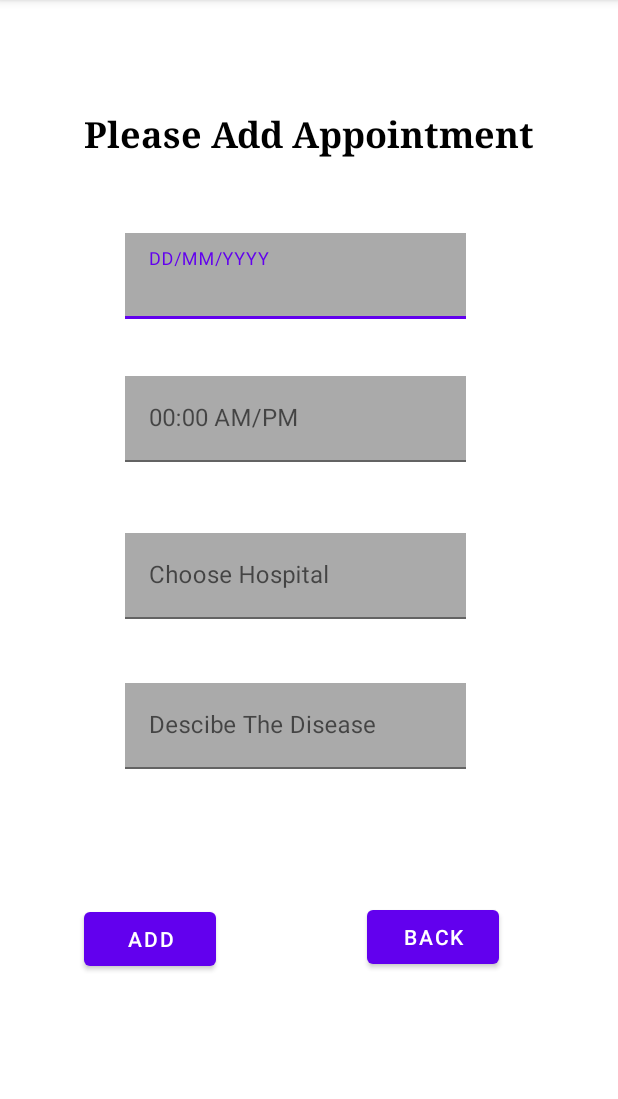
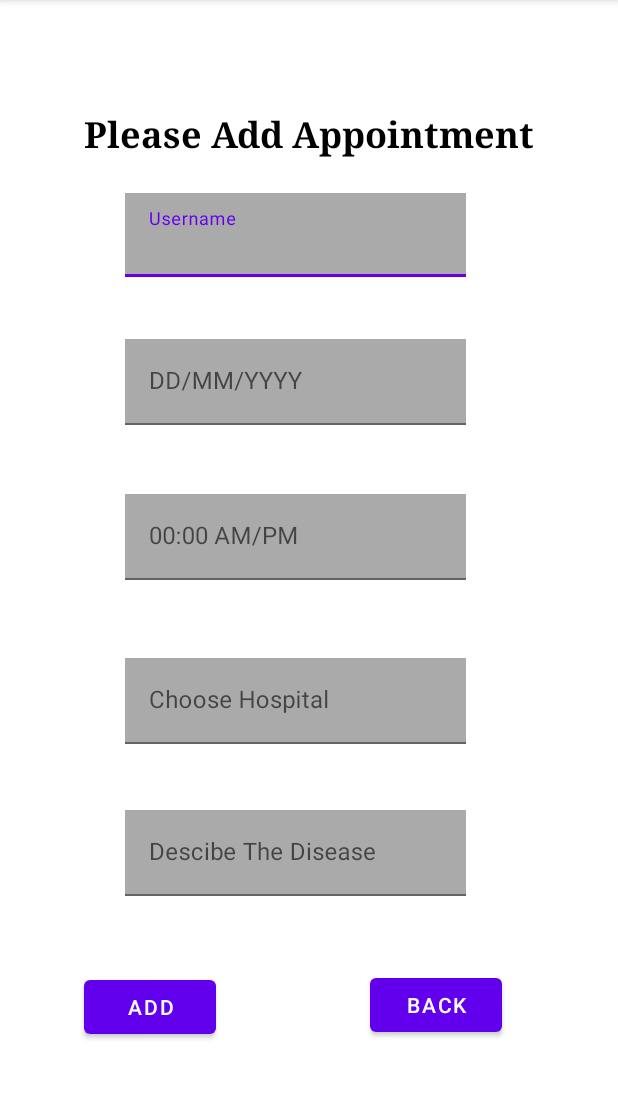
Before and after one commit to ravonho/PocketDoc, an Android app: the AddAppointment screen opened directly, with no data from a screen before it, after a tap on "ADD", on a phone screen of 412 x 824 dp, the part 84-1183 px from its top. Run offline under Robolectric (Android 15) with nearby library versions, the phone set to English and light mode, and no system bars; libraries missing offline, so code that uses them is left out: com.vishnusivadas.advanced_httpurlconnection.

Commit message:
update Addppointment part

```diff
--- a/app/src/main/java/com/example/pocketdoc/AddAppointment.java
+++ b/app/src/main/java/com/example/pocketdoc/AddAppointment.java
@@ -16,7 +16,7 @@ import com.vishnusivadas.advanced_httpurlconnection.PutData;
 
 public class AddAppointment extends AppCompatActivity {
 
-    TextInputEditText textInputEditTextAppointmentDate, textInputEditTextAppointmentTime, textInputEditTextAppointmentHospital, textInputEditTextAppointmentDisease;
+    TextInputEditText textInputEditTextAppointmentUser, textInputEditTextAppointmentDate, textInputEditTextAppointmentTime, textInputEditTextAppointmentHospital, textInputEditTextAppointmentDisease;
     Button Button_Add,Button_Back;
     ProgressBar progressBar;
 
@@ -25,6 +25,7 @@ public class AddAppointment extends AppCompatActivity {
         super.onCreate(savedInstanceState);
         setContentView(R.layout.activity_add_appointment);
 
+        textInputEditTextAppointmentUser = findViewById(R.id.username);
         textInputEditTextAppointmentDate = findViewById(R.id.appointment_date);
         textInputEditTextAppointmentTime = findViewById(R.id.appointment_time);
         textInputEditTextAppointmentHospital = findViewById(R.id.appointment_hospital);
@@ -37,14 +38,15 @@ public class AddAppointment extends AppCompatActivity {
         Button_Add.setOnClickListener(new View.OnClickListener() {
             @Override
             public void onClick(View view) {
-                final String appointment_date, appointment_time, appointment_hospital, appointment_disease;
+                final String username, appointment_date, appointment_time, appointment_hospital, appointment_disease;
+                username = String.valueOf(textInputEditTextAppointmentUser.getText());
                 appointment_date = String.valueOf(textInputEditTextAppointmentDate.getText());
                 appointment_time = String.valueOf(textInputEditTextAppointmentTime.getText());
                 appointment_hospital = String.valueOf(textInputEditTextAppointmentHospital.getText());
                 appointment_disease = String.valueOf(textInputEditTextAppointmentDisease.getText());
 
 
-                if (!appointment_date.equals("") && !appointment_time.equals("") && !appointment_hospital.equals("") && !appointment_disease.equals("") ) {
+                if ( !username.equals("") && !appointment_date.equals("") && !appointment_time.equals("") && !appointment_hospital.equals("") && !appointment_disease.equals("") ) {
                     progressBar.setVisibility(View.VISIBLE);
                     Handler handler = new Handler();
                     handler.post(new Runnable() {
@@ -52,17 +54,19 @@ public class AddAppointment extends AppCompatActivity {
                         public void run() {
                             //Starting Write and Read data with URL
                             //Creating array for parameters
-                            String[] field = new String[4];
-                            field[0] = "appointment_date";
-                            field[1] = "appointment_time";
-                            field[2] = "appointment_hospital";
-                            field[3] = "appointment_disease";
+                            String[] field = new String[5];
+                            field[0] = "username";
+                            field[1] = "appointment_date";
+                            field[2] = "appointment_time";
+                            field[3] = "appointment_hospital";
+                            field[4] = "appointment_disease";
                             //Creating array for data
-                            String[] data = new String[4];
-                            data[0] = appointment_date;
-                            data[1] = appointment_time;
-                            data[2] = appointment_hospital;
-                            data[3] = appointment_disease;
+                            String[] data = new String[5];
+                            data[0] = username;
+                            data[1] = appointment_date;
+                            data[2] = appointment_time;
+                            data[3] = appointment_hospital;
+                            data[4] = appointment_disease;
 
 
                             PutData putData = new PutData("https://pocket-dr.herokuapp.com/addappointment.php", "POST", field, data);
--- a/app/src/main/res/layout/activity_add_appointment.xml
+++ b/app/src/main/res/layout/activity_add_appointment.xml
@@ -22,6 +22,26 @@
         app:layout_constraintVertical_bias="0.099" />
 
     <com.google.android.material.textfield.TextInputLayout
+        android:id="@+id/TextInputLayoutAppointmentUser"
+        android:layout_width="227dp"
+        android:layout_height="57dp"
+        app:layout_constraintBottom_toBottomOf="parent"
+        app:layout_constraintEnd_toEndOf="parent"
+        app:layout_constraintHorizontal_bias="0.451"
+        app:layout_constraintStart_toStartOf="parent"
+        app:layout_constraintTop_toTopOf="parent"
+        app:layout_constraintVertical_bias="0.181">
+
+        <com.google.android.material.textfield.TextInputEditText
+            android:id="@+id/username"
+            android:layout_width="227dp"
+            android:layout_height="wrap_content"
+            android:background="@android:color/darker_gray"
+            android:hint="Username"
+            android:textAlignment="center" />
+    </com.google.android.material.textfield.TextInputLayout>
+
+    <com.google.android.material.textfield.TextInputLayout
         android:id="@+id/TextInputLayoutAppointmentDate"
         android:layout_width="227dp"
         android:layout_height="57dp"
@@ -30,7 +50,7 @@
         app:layout_constraintHorizontal_bias="0.451"
         app:layout_constraintStart_toStartOf="parent"
         app:layout_constraintTop_toTopOf="parent"
-        app:layout_constraintVertical_bias="0.219">
+        app:layout_constraintVertical_bias="0.318">
 
         <com.google.android.material.textfield.TextInputEditText
             android:id="@+id/appointment_date"
@@ -40,7 +60,7 @@
             android:backgroundTint="@android:color/darker_gray"
             android:hint="DD/MM/YYYY"
             android:textAlignment="center"
-            tools:targetApi="jelly_bean"/>
+            tools:targetApi="jelly_bean" />
 
     </com.google.android.material.textfield.TextInputLayout>
 
@@ -53,7 +73,7 @@
         app:layout_constraintHorizontal_bias="0.451"
         app:layout_constraintStart_toStartOf="parent"
         app:layout_constraintTop_toTopOf="parent"
-        app:layout_constraintVertical_bias="0.353">
+        app:layout_constraintVertical_bias="0.463">
 
         <com.google.android.material.textfield.TextInputEditText
             android:id="@+id/appointment_time"
@@ -63,7 +83,7 @@
             android:backgroundTint="@android:color/darker_gray"
             android:hint="00:00 AM/PM"
             android:textAlignment="center"
-            tools:targetApi="jelly_bean"/>
+            tools:targetApi="jelly_bean" />
 
     </com.google.android.material.textfield.TextInputLayout>
 
@@ -75,7 +95,8 @@
         app:layout_constraintEnd_toEndOf="parent"
         app:layout_constraintHorizontal_bias="0.451"
         app:layout_constraintStart_toStartOf="parent"
-        app:layout_constraintTop_toTopOf="parent">
+        app:layout_constraintTop_toTopOf="parent"
+        app:layout_constraintVertical_bias="0.617">
 
         <com.google.android.material.textfield.TextInputEditText
             android:id="@+id/appointment_hospital"
@@ -85,7 +106,7 @@
             android:backgroundTint="@android:color/darker_gray"
             android:hint="Choose Hospital"
             android:textAlignment="center"
-            tools:targetApi="jelly_bean"/>
+            tools:targetApi="jelly_bean" />
     </com.google.android.material.textfield.TextInputLayout>
 
     <com.google.android.material.textfield.TextInputLayout
@@ -97,7 +118,7 @@
         app:layout_constraintHorizontal_bias="0.451"
         app:layout_constraintStart_toStartOf="parent"
         app:layout_constraintTop_toTopOf="parent"
-        app:layout_constraintVertical_bias="0.641">
+        app:layout_constraintVertical_bias="0.76">
 
         <com.google.android.material.textfield.TextInputEditText
             android:id="@+id/appointment_disease"
@@ -107,7 +128,7 @@
             android:backgroundTint="@android:color/darker_gray"
             android:hint="Descibe The Disease"
             android:textAlignment="center"
-            tools:targetApi="jelly_bean"/>
+            tools:targetApi="jelly_bean" />
 
     </com.google.android.material.textfield.TextInputLayout>
 
@@ -130,7 +151,7 @@
         app:layout_constraintHorizontal_bias="0.173"
         app:layout_constraintStart_toStartOf="parent"
         app:layout_constraintTop_toTopOf="parent"
-        app:layout_constraintVertical_bias="0.836"
+        app:layout_constraintVertical_bias="0.899"
 
         />
 
@@ -141,9 +162,9 @@
         android:text="Back"
         app:layout_constraintBottom_toBottomOf="parent"
         app:layout_constraintEnd_toEndOf="parent"
-        app:layout_constraintHorizontal_bias="0.755"
+        app:layout_constraintHorizontal_bias="0.761"
         app:layout_constraintStart_toStartOf="parent"
         app:layout_constraintTop_toTopOf="parent"
-        app:layout_constraintVertical_bias="0.834" />
+        app:layout_constraintVertical_bias="0.897" />
 
 </androidx.constraintlayout.widget.ConstraintLayout>
```
Also changed, not shown: app/src/main/res/layout/activity_myappointment.xml (+12 -12 lines).
